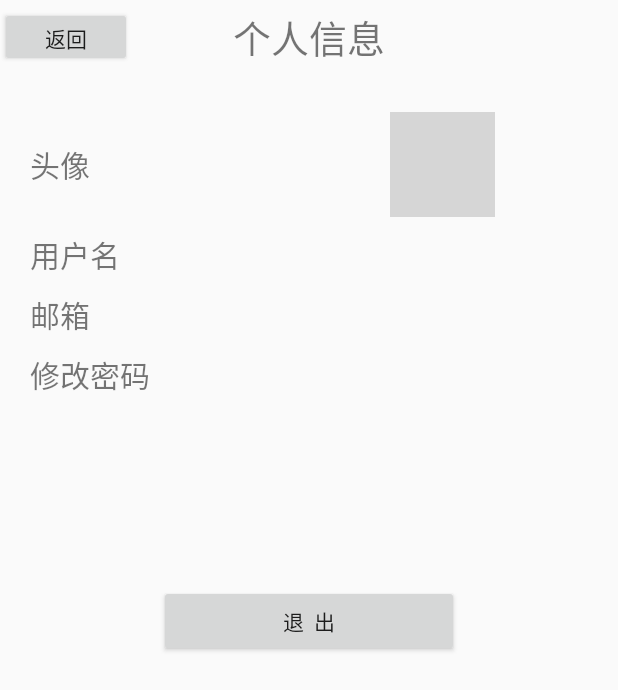
After one commit to Json-w/TvShowsAndroid, an Android app: the UserInfoActivity screen opened directly, with no data from a screen before it, on a phone screen of 412 x 824 dp. The commit adds this screen. Shown: the top 690 px of the screen. Run offline under Robolectric (Android 15) with nearby library versions, the phone set to English and light mode, and no system bars; network calls fail; grey boxes are pictures that could not be loaded.

Commit message:
add userInfoActivity

```diff
--- a/app/src/main/AndroidManifest.xml
+++ b/app/src/main/AndroidManifest.xml
@@ -41,6 +41,10 @@
             android:theme="@style/AppTheme.NoActionBar" />
         <activity
             android:name=".activities.RegisterActivity"
+            android:theme="@style/AppTheme.NoActionBar" />
+        <activity
+            android:name=".activities.UserInfoActivity"
+            android:label="@string/title_activity_user_info"
             android:theme="@style/AppTheme.NoActionBar"></activity>
     </application>
 
--- /dev/null
+++ b/app/src/main/java/com/example/jason/helloworld/activities/UserInfoActivity.java
@@ -0,0 +1,18 @@
+package com.example.jason.helloworld.activities;
+
+import android.os.Bundle;
+import android.support.v7.app.AppCompatActivity;
+
+import com.example.jason.helloworld.R;
+
+public class UserInfoActivity extends AppCompatActivity {
+
+    @Override
+    protected void onCreate(Bundle savedInstanceState) {
+        super.onCreate(savedInstanceState);
+
+        setContentView(R.layout.activity_user_info);
+
+    }
+
+}
--- a/app/src/main/java/com/example/jason/helloworld/fragments/PersonalFragment.java
+++ b/app/src/main/java/com/example/jason/helloworld/fragments/PersonalFragment.java
@@ -24,6 +24,7 @@ import com.example.jason.helloworld.MyApplication;
 import com.example.jason.helloworld.R;
 import com.example.jason.helloworld.activities.DetailActivity;
 import com.example.jason.helloworld.activities.SendActivity;
+import com.example.jason.helloworld.activities.UserInfoActivity;
 import com.example.jason.helloworld.adapters.PersonalGridViewAdapter;
 import com.example.jason.helloworld.common.DateUtil;
 import com.example.jason.helloworld.common.StringUtil;
@@ -73,6 +74,12 @@ public class PersonalFragment extends Fragment implements AdapterView.OnItemClic
         mAdapter = new PersonalGridViewAdapter(datas, requestQueue);
         gridView.setAdapter(mAdapter);
         gridView.setOnItemClickListener(this);
+        IVPortrait.setOnClickListener(new View.OnClickListener() {
+            @Override
+            public void onClick(View v) {
+                startActivity(new Intent(getContext(), UserInfoActivity.class));
+            }
+        });
         return view;
     }
 
@@ -85,8 +92,8 @@ public class PersonalFragment extends Fragment implements AdapterView.OnItemClic
                     if (responseJson.getInt("statusCode") == 1) {
                         JSONObject userJson = responseJson.getJSONObject("data");
                         TVUsername.setText(userJson.getString("username"));
-                        TVFollowers.setText(userJson.getInt("followersNum")+"");
-                        TVFollowing.setText(userJson.getInt("followingNum")+"");
+                        TVFollowers.setText(userJson.getInt("followersNum") + "");
+                        TVFollowing.setText(userJson.getInt("followingNum") + "");
                         ImageLoader.ImageListener portraitListener = ImageLoader.getImageListener(IVPortrait, R.drawable.ic_launcher, R.drawable.ic_launcher);
                         String portraitUrl = userJson.getString("portraitUrl");
                         if (!StringUtil.isNull(portraitUrl)) {
@@ -114,10 +121,11 @@ public class PersonalFragment extends Fragment implements AdapterView.OnItemClic
                     JSONObject responseJson = new JSONObject(response);
                     if (responseJson.getInt("statusCode") == 1) {
                         JSONObject dataJsonObj = responseJson.getJSONObject("data");
-                        page.setTotalPages(dataJsonObj.getInt("totalPages"));
-                        page.setNumber(dataJsonObj.getInt("number"));
-                        page.setLast(dataJsonObj.getBoolean("last"));
-                        JSONArray contentJsonArr = dataJsonObj.getJSONArray("content");
+                        JSONObject activityJsonObj = dataJsonObj.getJSONObject("activities");
+                        page.setTotalPages(activityJsonObj.getInt("totalPages"));
+                        page.setNumber(activityJsonObj.getInt("number"));
+                        page.setLast(activityJsonObj.getBoolean("last"));
+                        JSONArray contentJsonArr = activityJsonObj.getJSONArray("content");
                         for (int i = 0; i < contentJsonArr.length(); i++) {
                             JSONObject itemJson = contentJsonArr.getJSONObject(i);
                             TvShowActivity tvShowActivityItem = new TvShowActivity();
--- /dev/null
+++ b/app/src/main/res/layout/activity_user_info.xml
@@ -0,0 +1,124 @@
+<?xml version="1.0" encoding="utf-8"?>
+<LinearLayout xmlns:android="http://schemas.android.com/apk/res/android"
+    android:layout_width="match_parent"
+    android:layout_height="match_parent"
+    android:background="@color/bg_gray"
+    android:orientation="vertical">
+
+    <RelativeLayout
+        android:layout_width="match_parent"
+        android:layout_height="50dp">
+
+        <Button
+            android:id="@+id/user_info_back_button"
+            android:layout_width="wrap_content"
+            android:layout_height="40dp"
+            android:layout_alignParentLeft="true"
+            android:layout_alignParentStart="true"
+            android:layout_centerVertical="true"
+            android:layout_gravity="center"
+            android:text="返回" />
+
+        <TextView
+            android:layout_width="wrap_content"
+            android:layout_height="wrap_content"
+            android:layout_centerHorizontal="true"
+            android:layout_centerVertical="true"
+            android:layout_gravity="center"
+            android:gravity="center"
+            android:text="个人信息"
+            android:textSize="25sp" />
+
+    </RelativeLayout>
+
+    <LinearLayout
+        android:layout_width="match_parent"
+        android:layout_height="wrap_content"
+        android:layout_gravity="center"
+        android:layout_marginTop="20dp"
+        android:orientation="vertical">
+
+        <LinearLayout
+            android:layout_width="match_parent"
+            android:layout_height="80dp"
+            android:orientation="horizontal">
+
+            <TextView
+                android:layout_width="wrap_content"
+                android:layout_height="match_parent"
+                android:layout_marginLeft="20dp"
+                android:gravity="center"
+                android:text="头像"
+                android:textSize="20sp" />
+
+            <ImageView
+                android:layout_width="70dp"
+                android:layout_height="70dp"
+                android:layout_gravity="center"
+                android:layout_marginLeft="200dp"
+                android:src="@drawable/ic_launcher" />
+        </LinearLayout>
+
+        <LinearLayout
+            android:layout_width="match_parent"
+            android:layout_height="40dp">
+
+            <TextView
+                android:layout_width="wrap_content"
+                android:layout_height="match_parent"
+                android:layout_marginLeft="20dp"
+                android:gravity="center"
+                android:text="用户名"
+                android:textSize="20sp" />
+
+            <TextView
+                android:layout_width="wrap_content"
+                android:layout_height="match_parent"
+                android:layout_marginLeft="200dp"
+                android:gravity="center" />
+        </LinearLayout>
+
+        <LinearLayout
+            android:layout_width="match_parent"
+            android:layout_height="40dp">
+
+            <TextView
+                android:layout_width="wrap_content"
+                android:layout_height="match_parent"
+                android:layout_marginLeft="20dp"
+                android:gravity="center"
+                android:text="邮箱"
+                android:textSize="20sp" />
+
+            <TextView
+                android:layout_width="wrap_content"
+                android:layout_height="match_parent"
+                android:layout_marginLeft="200dp"
+                android:gravity="center" />
+        </LinearLayout>
+
+        <LinearLayout
+            android:layout_width="match_parent"
+            android:layout_height="40dp">
+
+            <TextView
+                android:layout_width="wrap_content"
+                android:layout_height="match_parent"
+                android:layout_marginLeft="20dp"
+                android:gravity="center"
+                android:text="修改密码"
+                android:textSize="20sp" />
+
+        </LinearLayout>
+
+        <Button
+            android:layout_width="200dp"
+            android:layout_height="wrap_content"
+            android:layout_gravity="center"
+            android:layout_marginTop="120dp"
+            android:gravity="center"
+            android:text="退  出" />
+
+    </LinearLayout>
+
+</LinearLayout>
--- a/app/src/main/res/values/strings.xml
+++ b/app/src/main/res/values/strings.xml
@@ -32,4 +32,6 @@
     <string name="title_activity_detail">DetailActivity</string>
 
     <string name="title_activity_register">RegisterActivity</string>
+
+    <string name="title_activity_user_info">UserInfo</string>
 </resources>
```
